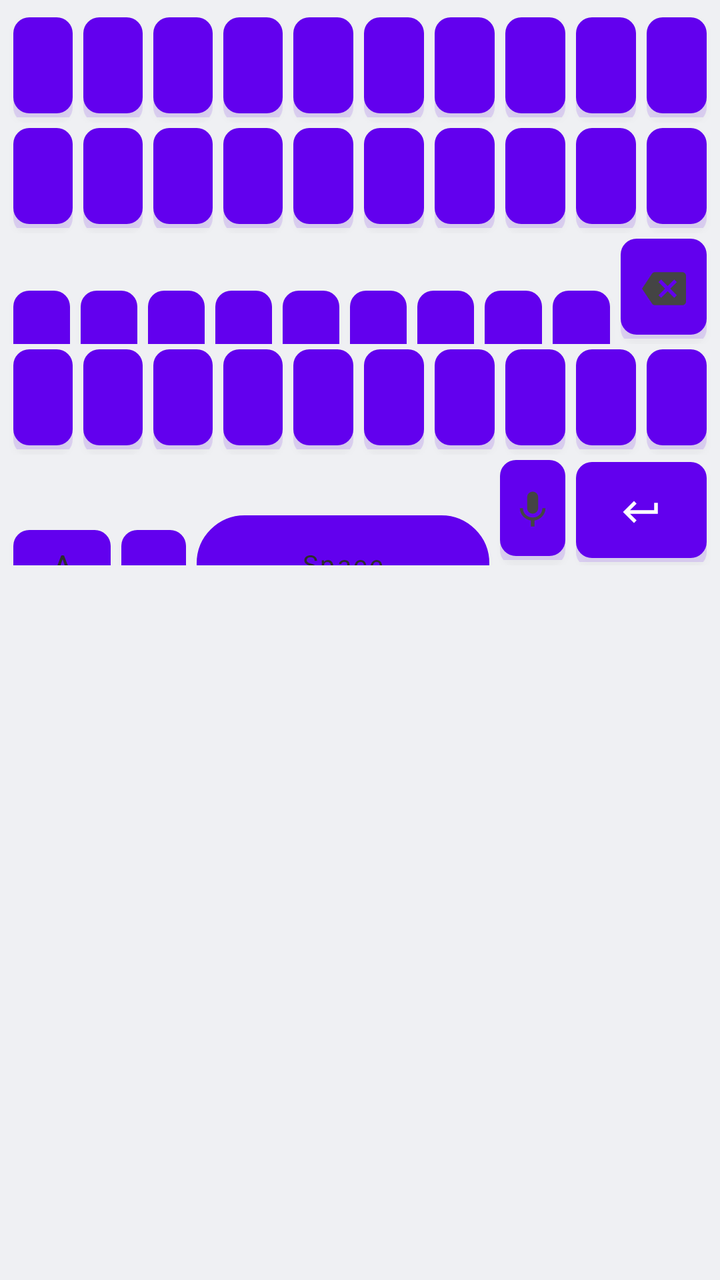
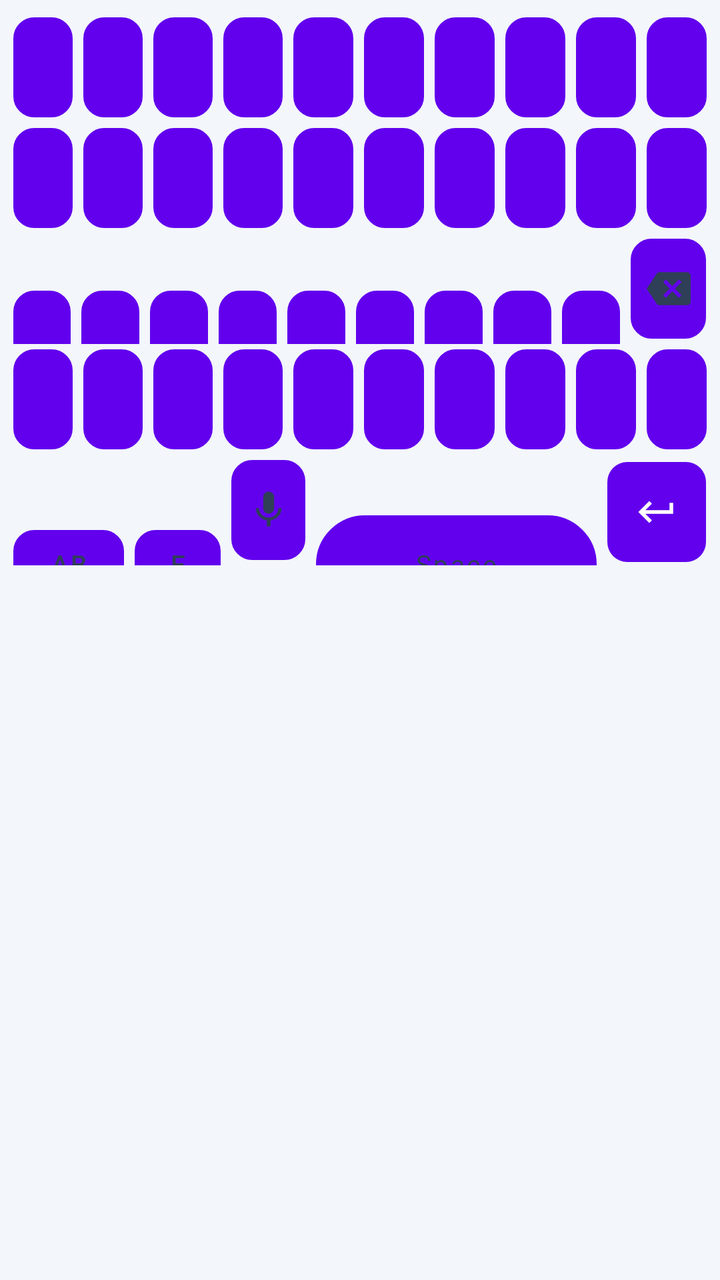

An Android layout rendered at two revisions. The XML below is the earlier revision; the diff shows what the commit changed to produce the second picture.
<!-- AndroidManifest.xml: fallback theme Theme.MaterialComponents.DayNight.NoActionBar -->
<!-- res/layout/keyboard_symbols.xml -->
<?xml version="1.0" encoding="utf-8"?>
<LinearLayout xmlns:android="http://schemas.android.com/apk/res/android"
    android:layout_width="match_parent"
    android:layout_height="wrap_content"
    android:background="@color/kb_bg_light"
    android:clipToPadding="false"
    android:orientation="vertical"
    android:paddingStart="4dp"
    android:paddingEnd="4dp"
    android:paddingTop="6dp">

    
    <LinearLayout
        android:layout_width="match_parent"
        android:layout_height="wrap_content"
        android:orientation="horizontal">
        <Button android:id="@+id/sym_key_1" style="@style/KeyboardButton" android:text="1" />
        <Button android:id="@+id/sym_key_2" style="@style/KeyboardButton" android:text="2" />
        <Button android:id="@+id/sym_key_3" style="@style/KeyboardButton" android:text="3" />
        <Button android:id="@+id/sym_key_4" style="@style/KeyboardButton" android:text="4" />
        <Button android:id="@+id/sym_key_5" style="@style/KeyboardButton" android:text="5" />
        <Button android:id="@+id/sym_key_6" style="@style/KeyboardButton" android:text="6" />
        <Button android:id="@+id/sym_key_7" style="@style/KeyboardButton" android:text="7" />
        <Button android:id="@+id/sym_key_8" style="@style/KeyboardButton" android:text="8" />
        <Button android:id="@+id/sym_key_9" style="@style/KeyboardButton" android:text="9" />
        <Button android:id="@+id/sym_key_0" style="@style/KeyboardButton" android:text="0" />
    </LinearLayout>

    
    <LinearLayout
        android:layout_width="match_parent"
        android:layout_height="wrap_content"
        android:orientation="horizontal">
        <Button android:id="@+id/sym_key_at"      style="@style/KeyboardButton" android:text="@" />
        <Button android:id="@+id/sym_key_hash"    style="@style/KeyboardButton" android:text="#" />
        <Button android:id="@+id/sym_key_dollar"  style="@style/KeyboardButton" android:text="$" />
        <Button android:id="@+id/sym_key_percent" style="@style/KeyboardButton" android:text="%" />
        <Button android:id="@+id/sym_key_amp"     style="@style/KeyboardButton" android:text="&amp;" />
        <Button android:id="@+id/sym_key_star"    style="@style/KeyboardButton" android:text="*" />
        <Button android:id="@+id/sym_key_minus"   style="@style/KeyboardButton" android:text="-" />
        <Button android:id="@+id/sym_key_plus"    style="@style/KeyboardButton" android:text="+" />
        <Button android:id="@+id/sym_key_lparen"  style="@style/KeyboardButton" android:text="(" />
        <Button android:id="@+id/sym_key_rparen"  style="@style/KeyboardButton" android:text=")" />
    </LinearLayout>

    
    <LinearLayout
        android:layout_width="match_parent"
        android:layout_height="wrap_content"
        android:orientation="horizontal">
        <Button android:id="@+id/sym_key_slash"       style="@style/KeyboardButton" android:text="/" />
        <Button android:id="@+id/sym_key_quote"       style="@style/KeyboardButton" android:text="&quot;" />
        <Button android:id="@+id/sym_key_apostrophe"  style="@style/KeyboardButton" android:text="'" />
        <Button android:id="@+id/sym_key_colon"       style="@style/KeyboardButton" android:text=":" />
        <Button android:id="@+id/sym_key_semicolon"   style="@style/KeyboardButton" android:text=";" />
        <Button android:id="@+id/sym_key_exclamation" style="@style/KeyboardButton" android:text="!" />
        <Button android:id="@+id/sym_key_question"    style="@style/KeyboardButton" android:text="?" />
        <Button android:id="@+id/sym_key_comma"       style="@style/KeyboardButton" android:text="," />
        <Button android:id="@+id/sym_key_dot"         style="@style/KeyboardButton" android:text="." />
        <Button
            android:id="@+id/sym_backspace"
            style="@style/KeyboardButtonIcon"
            android:text=""
            android:drawableTop="@drawable/ic_backspace"
            android:drawablePadding="0dp" />
    </LinearLayout>

    
    <LinearLayout
        android:layout_width="match_parent"
        android:layout_height="wrap_content"
        android:orientation="horizontal">
        <Button android:id="@+id/sym_key_equal"     style="@style/KeyboardButton" android:text="=" />
        <Button android:id="@+id/sym_key_lbracket"  style="@style/KeyboardButton" android:text="[" />
        <Button android:id="@+id/sym_key_rbracket"  style="@style/KeyboardButton" android:text="]" />
        <Button android:id="@+id/sym_key_lbrace"    style="@style/KeyboardButton" android:text="{" />
        <Button android:id="@+id/sym_key_rbrace"    style="@style/KeyboardButton" android:text="}" />
        <Button android:id="@+id/sym_key_backslash" style="@style/KeyboardButton" android:text="\\" />
        <Button android:id="@+id/sym_key_less"      style="@style/KeyboardButton" android:text="&lt;" />
        <Button android:id="@+id/sym_key_greater"   style="@style/KeyboardButton" android:text="&gt;" />
        <Button android:id="@+id/sym_key_caret"     style="@style/KeyboardButton" android:text="^" />
        <Button android:id="@+id/sym_key_tilde"     style="@style/KeyboardButton" android:text="~" />
    </LinearLayout>

    
    <LinearLayout
        android:layout_width="match_parent"
        android:layout_height="wrap_content"
        android:orientation="horizontal">

        <Button
            android:id="@+id/sym_key_abc"
            style="@style/KeyboardButtonBottomSmall"
            android:text="ABC" />

        <Button
            android:id="@+id/sym_key_language"
            style="@style/KeyboardButtonLanguage"
            android:text="EN" />

        <Button
            android:id="@+id/sym_key_space"
            style="@style/KeyboardButtonSpace"
            android:text="Space" />

        <Button
            android:id="@+id/sym_key_voice"
            style="@style/KeyboardButtonMic"
            android:text=""
            android:drawableTop="@drawable/ic_mic"
            android:drawablePadding="0dp" />

        <Button
            android:id="@+id/sym_key_enter"
            style="@style/KeyboardButtonEnter"
            android:text=""
            android:drawableTop="@drawable/ic_enter"
            android:drawablePadding="0dp" />
    </LinearLayout>

</LinearLayout>
<!-- resources referenced by this layout -->
<resources>
  <color name="kb_bg_light">#EFF0F3</color>
  <style name="KeyboardButton">
          <item name="android:layout_width">0dp</item>
          <item name="android:layout_height">50dp</item>
          <item name="android:layout_weight">1</item>
          <item name="android:layout_margin">2.5dp</item>
          
          <item name="android:background">@drawable/key_background</item>
          <item name="android:textColor">@color/kb_text_primary_light</item>
          <item name="android:textSize">18sp</item>
          <item name="android:textAllCaps">false</item>
          <item name="android:fontFamily">sans-serif</item>
          <item name="android:gravity">center</item>
          <item name="android:clickable">true</item>
          <item name="android:focusable">true</item>
          
          <item name="android:stateListAnimator">@null</item>
          
          <item name="android:elevation">2dp</item>
          <item name="android:includeFontPadding">false</item>
      </style>
  <style name="KeyboardButtonBottomSmall" parent="KeyboardButtonFunctional">
          <item name="android:layout_weight">1.5</item>
          <item name="android:textSize">13sp</item>
      </style>
  <style name="KeyboardButtonEnter" parent="KeyboardButton">
          <item name="android:layout_weight">2</item>
          <item name="android:background">@drawable/key_background_enter</item>
          <item name="android:textColor">@color/kb_enter_text</item>
          <item name="android:textSize">13sp</item>
          <item name="android:paddingTop">8dp</item>
          <item name="android:paddingBottom">8dp</item>
          <item name="android:drawableTint">@color/kb_enter_text</item>
      </style>
  <style name="KeyboardButtonIcon" parent="KeyboardButtonFunctional">
          <item name="android:layout_weight">1.5</item>
          <item name="android:paddingTop">8dp</item>
          <item name="android:paddingBottom">8dp</item>
          <item name="android:drawableTint">@color/kb_icon_light</item>
      </style>
  <style name="KeyboardButtonLanguage" parent="KeyboardButtonFunctional">
          <item name="android:layout_weight">1</item>
          <item name="android:textSize">13sp</item>
      </style>
  <style name="KeyboardButtonMic" parent="KeyboardButtonFunctional">
          <item name="android:layout_weight">1</item>
          <item name="android:paddingTop">8dp</item>
          <item name="android:paddingBottom">8dp</item>
          <item name="android:drawableTint">@color/kb_icon_light</item>
      </style>
  <style name="KeyboardButtonSpace" parent="KeyboardButton">
          <item name="android:layout_weight">4.5</item>
          <item name="android:background">@drawable/key_background_space</item>
          <item name="android:textSize">13sp</item>
          <item name="android:textColor">@color/kb_text_functional_light</item>
          <item name="android:fontFamily">sans-serif</item>
      </style>
  <!-- drawable key_background (drawable) -->
  <?xml version="1.0" encoding="utf-8"?>
  <ripple xmlns:android="http://schemas.android.com/apk/res/android"
      android:color="#33000000">
      
      <item android:id="@android:id/mask">
          <shape android:shape="rectangle">
              <corners android:radius="8dp" />
              <solid android:color="#FFFFFF" />
          </shape>
      </item>
      
      <item>
          <layer-list>
              
              <item android:top="1dp" android:bottom="-3dp">
                  <shape android:shape="rectangle">
                      <solid android:color="#22000000" />
                      <corners android:radius="8dp" />
                  </shape>
              </item>
              
              <item android:bottom="2dp">
                  <shape android:shape="rectangle">
                      <solid android:color="#FFFFFF" />
                      <corners android:radius="8dp" />
                  </shape>
              </item>
          </layer-list>
      </item>
  </ripple>
  <color name="kb_text_primary_light">#1F1F1F</color>
  <!-- drawable key_background_enter (drawable) -->
  <?xml version="1.0" encoding="utf-8"?>
  <ripple xmlns:android="http://schemas.android.com/apk/res/android"
      android:color="#44FFFFFF">
      <item android:id="@android:id/mask">
          <shape android:shape="rectangle">
              <corners android:radius="8dp" />
              <solid android:color="#1A73E8" />
          </shape>
      </item>
      <item>
          <layer-list>
              <item android:top="1dp" android:bottom="-3dp">
                  <shape android:shape="rectangle">
                      <solid android:color="#221558B6" />
                      <corners android:radius="8dp" />
                  </shape>
              </item>
              <item android:bottom="2dp">
                  <shape android:shape="rectangle">
                      <solid android:color="#1A73E8" />
                      <corners android:radius="8dp" />
                  </shape>
              </item>
          </layer-list>
      </item>
  </ripple>
  <color name="kb_icon_light">#444444</color>
  <!-- drawable key_background_space (drawable) -->
  <?xml version="1.0" encoding="utf-8"?>
  <ripple xmlns:android="http://schemas.android.com/apk/res/android"
      android:color="#33000000">
      <item android:id="@android:id/mask">
          <shape android:shape="rectangle">
              <corners android:radius="24dp" />
              <solid android:color="#FFFFFF" />
          </shape>
      </item>
      <item>
          <layer-list>
              <item android:top="1dp" android:bottom="-3dp">
                  <shape android:shape="rectangle">
                      <solid android:color="#22000000" />
                      <corners android:radius="24dp" />
                  </shape>
              </item>
              <item android:bottom="2dp">
                  <shape android:shape="rectangle">
                      <solid android:color="#FFFFFF" />
                      <corners android:radius="24dp" />
                      <stroke android:width="1dp" android:color="#D0D5DD" />
                  </shape>
              </item>
          </layer-list>
      </item>
  </ripple>
  <color name="kb_text_functional_light">#2D2D2D</color>
  <!-- drawable key_background_functional (drawable) -->
  <?xml version="1.0" encoding="utf-8"?>
  <ripple xmlns:android="http://schemas.android.com/apk/res/android"
      android:color="#33000000">
      <item android:id="@android:id/mask">
          <shape android:shape="rectangle">
              <corners android:radius="8dp" />
              <solid android:color="#B0B8C4" />
          </shape>
      </item>
      <item>
          <layer-list>
              <item android:top="1dp" android:bottom="-3dp">
                  <shape android:shape="rectangle">
                      <solid android:color="#22000000" />
                      <corners android:radius="8dp" />
                  </shape>
              </item>
              <item android:bottom="2dp">
                  <shape android:shape="rectangle">
                      <solid android:color="#B0B8C4" />
                      <corners android:radius="8dp" />
                  </shape>
              </item>
          </layer-list>
      </item>
  </ripple>
  <!-- unchanged entries left out for length: 5 -->
</resources>

<!-- the commit's change to res/layout/keyboard_symbols.xml (unified diff, before → after) -->
@@ -99,11 +99,6 @@
             android:text="EN" />
 
         <Button
-            android:id="@+id/sym_key_space"
-            style="@style/KeyboardButtonSpace"
-            android:text="Space" />
-
-        <Button
             android:id="@+id/sym_key_voice"
             style="@style/KeyboardButtonMic"
             android:text=""
@@ -111,8 +106,14 @@
             android:drawablePadding="0dp" />
 
         <Button
+            android:id="@+id/sym_key_space"
+            style="@style/KeyboardButtonSpace"
+            android:text="Space" />
+
+        <Button
             android:id="@+id/sym_key_enter"
             style="@style/KeyboardButtonEnter"
+            android:layout_weight="1.2"
             android:text=""
             android:drawableTop="@drawable/ic_enter"
             android:drawablePadding="0dp" />
<!-- resource entries referenced after the edit -->
@@ -1,6 +1,6 @@
 <!-- resources referenced by this layout -->
 <resources>
-  <color name="kb_bg_light">#EFF0F3</color>
+  <color name="kb_bg_light">#F3F6FA</color>
   <style name="KeyboardButton">
           <item name="android:layout_width">0dp</item>
           <item name="android:layout_height">50dp</item>
@@ -17,16 +17,15 @@
           <item name="android:focusable">true</item>
           
           <item name="android:stateListAnimator">@null</item>
-          
-          <item name="android:elevation">2dp</item>
+          <item name="android:elevation">0dp</item>
           <item name="android:includeFontPadding">false</item>
       </style>
   <style name="KeyboardButtonBottomSmall" parent="KeyboardButtonFunctional">
-          <item name="android:layout_weight">1.5</item>
+          <item name="android:layout_weight">1.35</item>
           <item name="android:textSize">13sp</item>
       </style>
   <style name="KeyboardButtonEnter" parent="KeyboardButton">
-          <item name="android:layout_weight">2</item>
+          <item name="android:layout_weight">1.4</item>
           <item name="android:background">@drawable/key_background_enter</item>
           <item name="android:textColor">@color/kb_enter_text</item>
           <item name="android:textSize">13sp</item>
@@ -35,23 +34,23 @@
           <item name="android:drawableTint">@color/kb_enter_text</item>
       </style>
   <style name="KeyboardButtonIcon" parent="KeyboardButtonFunctional">
-          <item name="android:layout_weight">1.5</item>
+          <item name="android:layout_weight">1.3</item>
           <item name="android:paddingTop">8dp</item>
           <item name="android:paddingBottom">8dp</item>
           <item name="android:drawableTint">@color/kb_icon_light</item>
       </style>
   <style name="KeyboardButtonLanguage" parent="KeyboardButtonFunctional">
-          <item name="android:layout_weight">1</item>
+          <item name="android:layout_weight">1.05</item>
           <item name="android:textSize">13sp</item>
       </style>
   <style name="KeyboardButtonMic" parent="KeyboardButtonFunctional">
-          <item name="android:layout_weight">1</item>
+          <item name="android:layout_weight">0.9</item>
           <item name="android:paddingTop">8dp</item>
           <item name="android:paddingBottom">8dp</item>
           <item name="android:drawableTint">@color/kb_icon_light</item>
       </style>
   <style name="KeyboardButtonSpace" parent="KeyboardButton">
-          <item name="android:layout_weight">4.5</item>
+          <item name="android:layout_weight">3.4</item>
           <item name="android:background">@drawable/key_background_space</item>
           <item name="android:textSize">13sp</item>
           <item name="android:textColor">@color/kb_text_functional_light</item>
@@ -60,119 +59,96 @@
   <!-- drawable key_background (drawable) -->
   <?xml version="1.0" encoding="utf-8"?>
   <ripple xmlns:android="http://schemas.android.com/apk/res/android"
-      android:color="#33000000">
-      
+      android:color="@color/kb_ripple_light">
+  
       <item android:id="@android:id/mask">
           <shape android:shape="rectangle">
-              <corners android:radius="8dp" />
-              <solid android:color="#FFFFFF" />
+              <corners android:radius="10dp" />
+              <solid android:color="@color/kb_key_light" />
           </shape>
       </item>
-      
+  
       <item>
-          <layer-list>
-              
-              <item android:top="1dp" android:bottom="-3dp">
-                  <shape android:shape="rectangle">
-                      <solid android:color="#22000000" />
-                      <corners android:radius="8dp" />
-                  </shape>
-              </item>
-              
-              <item android:bottom="2dp">
-                  <shape android:shape="rectangle">
-                      <solid android:color="#FFFFFF" />
-                      <corners android:radius="8dp" />
-                  </shape>
-              </item>
-          </layer-list>
+          <shape android:shape="rectangle">
+              <corners android:radius="10dp" />
+              <solid android:color="@color/kb_key_light" />
+              <stroke
+                  android:width="1dp"
+                  android:color="@color/kb_key_stroke_light" />
+          </shape>
       </item>
   </ripple>
-  <color name="kb_text_primary_light">#1F1F1F</color>
+  <color name="kb_text_primary_light">#1A1C1E</color>
   <!-- drawable key_background_enter (drawable) -->
   <?xml version="1.0" encoding="utf-8"?>
   <ripple xmlns:android="http://schemas.android.com/apk/res/android"
-      android:color="#44FFFFFF">
+      android:color="#33FFFFFF">
+  
       <item android:id="@android:id/mask">
           <shape android:shape="rectangle">
-              <corners android:radius="8dp" />
-              <solid android:color="#1A73E8" />
+              <corners android:radius="10dp" />
+              <solid android:color="@color/kb_accent" />
           </shape>
       </item>
+  
       <item>
-          <layer-list>
-              <item android:top="1dp" android:bottom="-3dp">
-                  <shape android:shape="rectangle">
-                      <solid android:color="#221558B6" />
-                      <corners android:radius="8dp" />
-                  </shape>
-              </item>
-              <item android:bottom="2dp">
-                  <shape android:shape="rectangle">
-                      <solid android:color="#1A73E8" />
-                      <corners android:radius="8dp" />
-                  </shape>
-              </item>
-          </layer-list>
+          <shape android:shape="rectangle">
+              <corners android:radius="10dp" />
+              <solid android:color="@color/kb_accent" />
+          </shape>
       </item>
   </ripple>
-  <color name="kb_icon_light">#444444</color>
+  <color name="kb_icon_light">#2F3F57</color>
   <!-- drawable key_background_space (drawable) -->
   <?xml version="1.0" encoding="utf-8"?>
   <ripple xmlns:android="http://schemas.android.com/apk/res/android"
-      android:color="#33000000">
+      android:color="@color/kb_ripple_light">
+  
       <item android:id="@android:id/mask">
           <shape android:shape="rectangle">
               <corners android:radius="24dp" />
-              <solid android:color="#FFFFFF" />
+              <solid android:color="@color/kb_key_light" />
           </shape>
       </item>
+  
       <item>
-          <layer-list>
-              <item android:top="1dp" android:bottom="-3dp">
-                  <shape android:shape="rectangle">
-                      <solid android:color="#22000000" />
-                      <corners android:radius="24dp" />
-                  </shape>
-              </item>
-              <item android:bottom="2dp">
-                  <shape android:shape="rectangle">
-                      <solid android:color="#FFFFFF" />
-                      <corners android:radius="24dp" />
-                      <stroke android:width="1dp" android:color="#D0D5DD" />
-                  </shape>
-              </item>
-          </layer-list>
+          <shape android:shape="rectangle">
+              <corners android:radius="24dp" />
+              <solid android:color="@color/kb_key_light" />
+              <stroke
+                  android:width="1dp"
+                  android:color="@color/kb_key_stroke_light" />
+          </shape>
       </item>
   </ripple>
-  <color name="kb_text_functional_light">#2D2D2D</color>
+  <color name="kb_text_functional_light">#2F3F57</color>
+  <color name="kb_ripple_light">#1F0B57D0</color>
+  <color name="kb_key_light">#FFFFFF</color>
+  <color name="kb_key_stroke_light">#D5DEE8</color>
   <!-- drawable key_background_functional (drawable) -->
   <?xml version="1.0" encoding="utf-8"?>
   <ripple xmlns:android="http://schemas.android.com/apk/res/android"
-      android:color="#33000000">
+      android:color="@color/kb_ripple_light">
+  
       <item android:id="@android:id/mask">
           <shape android:shape="rectangle">
-              <corners android:radius="8dp" />
-              <solid android:color="#B0B8C4" />
+              <corners android:radius="10dp" />
+              <solid android:color="@color/kb_key_functional_light" />
           </shape>
       </item>
+  
       <item>
-          <layer-list>
-              <item android:top="1dp" android:bottom="-3dp">
-                  <shape android:shape="rectangle">
-                      <solid android:color="#22000000" />
-                      <corners android:radius="8dp" />
-                  </shape>
-              </item>
-              <item android:bottom="2dp">
-                  <shape android:shape="rectangle">
-                      <solid android:color="#B0B8C4" />
-                      <corners android:radius="8dp" />
-                  </shape>
-              </item>
-          </layer-list>
+          <shape android:shape="rectangle">
+              <corners android:radius="10dp" />
+              <solid android:color="@color/kb_key_functional_light" />
+              <stroke
+                  android:width="1dp"
+                  android:color="@color/kb_key_stroke_light" />
+          </shape>
       </item>
   </ripple>
+  <color name="kb_accent">#0B57D0</color>
+  <color name="kb_key_functional_light">#EAF1FA</color>
   <!-- unchanged entries left out for length: 5 -->
 </resources>
 
